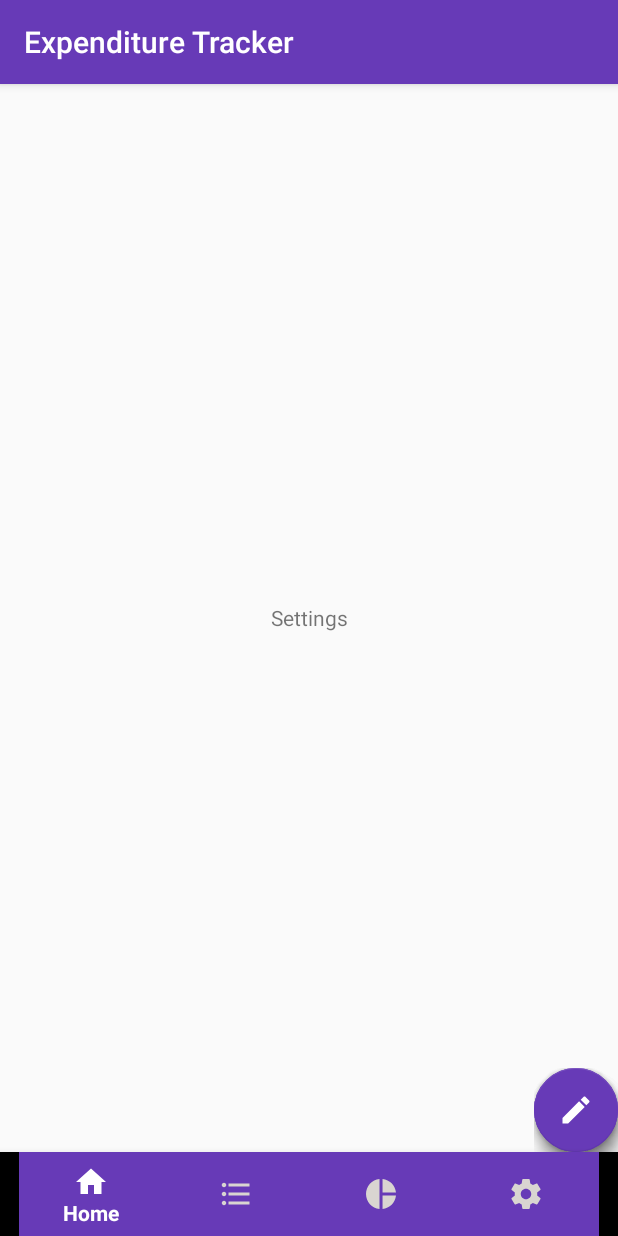
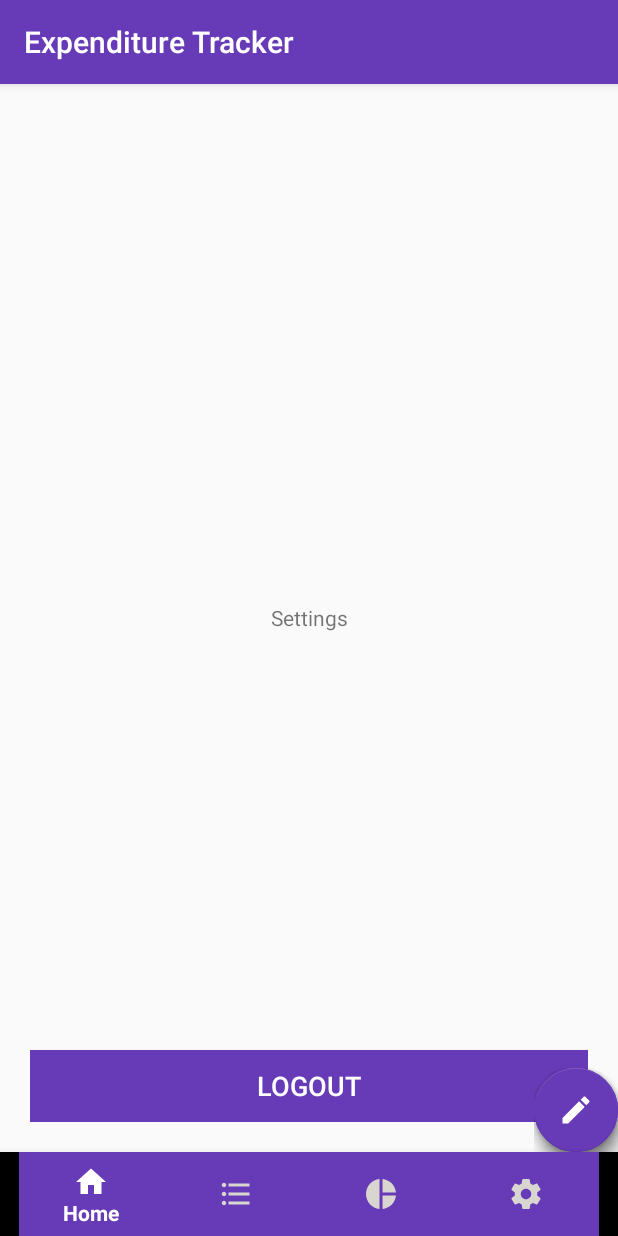
Before and after one commit to alorwu/expenditure-tracker, an Android app: the fragment SettingsFragment placed in its activity, on a phone screen of 412 x 824 dp. Run offline under Robolectric (Android 15) with nearby library versions, the phone set to English and light mode, and no system bars; libraries missing offline, so code that uses them is left out: com.github.clans.fab; plain views replace FloatingActionButton, FloatingActionMenu; 7 statements that could not run were skipped.

Commit message:
logout button on settings fragment

```diff
--- a/app/src/main/java/org/az20/expendituretracker/LoginActivity.java
+++ b/app/src/main/java/org/az20/expendituretracker/LoginActivity.java
@@ -57,7 +57,7 @@ public class LoginActivity extends AppCompatActivity {
                 }else{
 
                     userRepository = new UserRepository(getApplication());
-                    User user = userRepository.findUser(userName, userPassword);
+                    User user = userRepository.findUser(userName);
                     if(user != null && user.getUsername().equalsIgnoreCase(userName) &&
                             PasswordHash.verifyHash(userPassword, user.getPassword())){
                         Toast.makeText(LoginActivity.this, "Successful login",
--- a/app/src/main/java/org/az20/expendituretracker/database/UserDao.java
+++ b/app/src/main/java/org/az20/expendituretracker/database/UserDao.java
@@ -12,8 +12,8 @@ public interface UserDao {
     @Insert
     void addUser(User user);
 
-    @Query("select * from users where username = :user and hashed_password =:password")
-    User findUser(String user, String password);
+    @Query("select * from users where username = :user")
+    User findUser(String user);
 
     // TODO: Not implemented yet
     @Delete
--- a/app/src/main/java/org/az20/expendituretracker/database/UserRepository.java
+++ b/app/src/main/java/org/az20/expendituretracker/database/UserRepository.java
@@ -14,8 +14,8 @@ public class UserRepository {
     }
 
 
-    public User findUser(String user, String pwd) {
-        return mUserDao.findUser(user, pwd);
+    public User findUser(String user) {
+        return mUserDao.findUser(user);
     }
 
 
--- a/app/src/main/java/org/az20/expendituretracker/helpers/PasswordHash.java
+++ b/app/src/main/java/org/az20/expendituretracker/helpers/PasswordHash.java
@@ -6,8 +6,7 @@ public class PasswordHash {
 
     public static String hashPassword(String password){
 
-        final int salt = 15;
-        return BCrypt.hashpw(password, BCrypt.gensalt(salt));
+        return BCrypt.hashpw(password, BCrypt.gensalt());
     }
 
     public static boolean verifyHash(String password, String hashedPassword){
--- a/app/src/main/res/layout/fragment_settings.xml
+++ b/app/src/main/res/layout/fragment_settings.xml
@@ -3,7 +3,8 @@
     xmlns:tools="http://schemas.android.com/tools"
     android:layout_width="match_parent"
     android:layout_height="match_parent"
-    tools:context=".fragments.SettingsFragment">
+    tools:context=".fragments.SettingsFragment"
+    android:padding="20dp">
 
     <TextView
         android:layout_width="match_parent"
@@ -12,4 +13,15 @@
         android:gravity="center"
         android:text="@string/settings" />
 
+    <Button
+        android:id="@+id/logout_btn"
+        android:layout_width="match_parent"
+        android:layout_height="wrap_content"
+        android:background="@color/colorAccent"
+        android:text="@string/logout"
+        android:textColor="@color/colorWhite"
+        android:textSize="18sp"
+        android:layout_gravity="bottom"
+        />
+
 </FrameLayout>
--- a/app/src/main/res/values/strings.xml
+++ b/app/src/main/res/values/strings.xml
@@ -34,4 +34,5 @@
     <string name="error_password">Password must have a minimum of 8 characters and must contain  at
         least a lower case letter, an uppercase letter, a number and a character.
     </string>
+    <string name="logout">Logout</string>
 </resources>
```
Also changed, not shown: app/src/main/java/org/az20/expendituretracker/RegisterActivity.java (+4 -5 lines).
